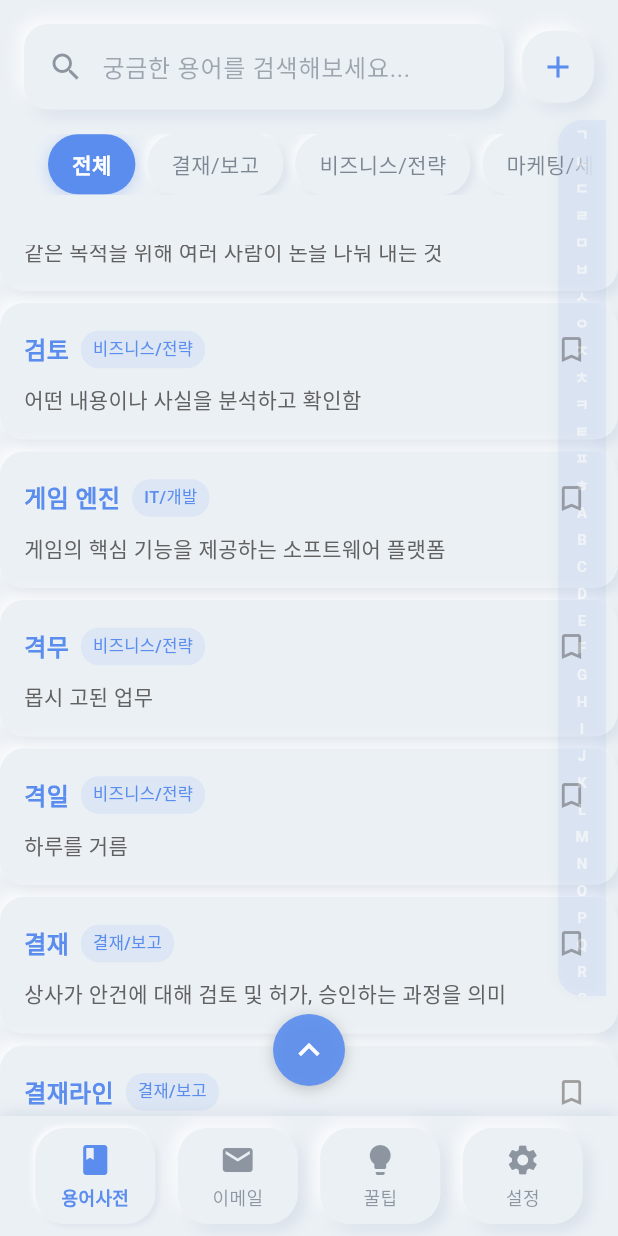
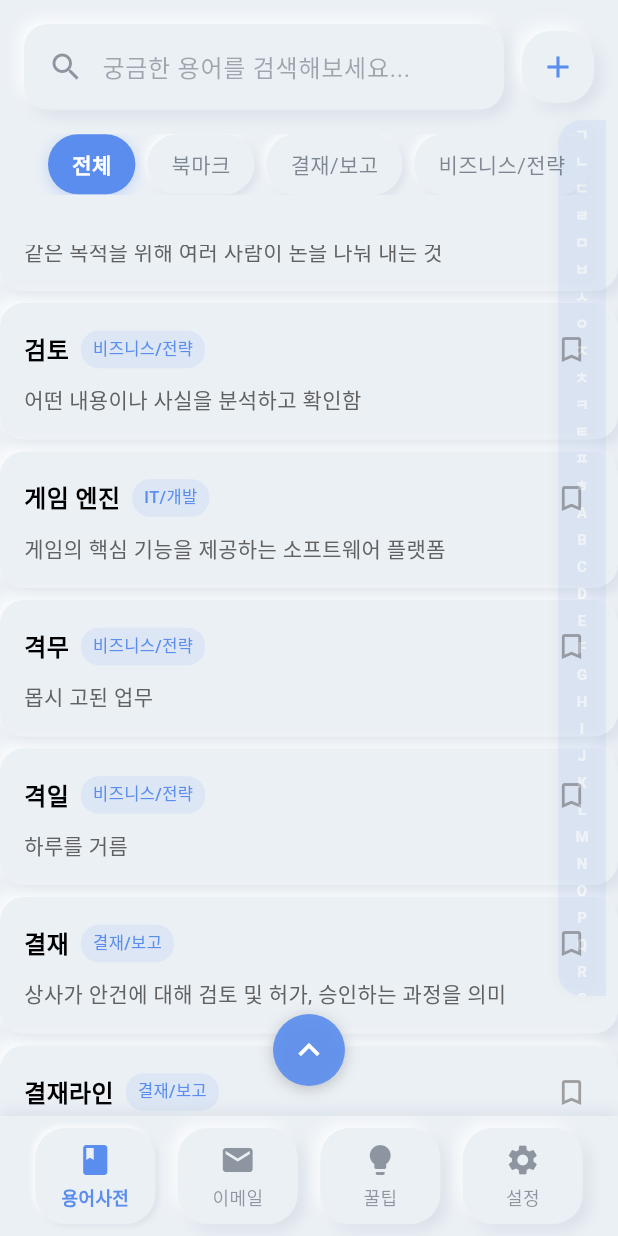
Before and after one commit to Engerbool/office101, a Flutter app: the screen it shows after launch, scrolled down 576 dp, after a tap on the "bookmark outline" icon, on a phone screen of 412 x 824 dp. Run offline on Flutter 3.47's test engine with Material 3 defaults, Android fonts, the phone set to English and light mode, and no system bars; our stand-ins replace hive, hive_flutter; missing offline and left inert: scrollview_observer; accounts and stored records are empty.

Commit message:
refactor(ui): 주요 화면 UI/UX 개선 및 북마크 필터 추가
사용자 경험 향상을 위해 앱의 여러 핵심 화면에 대한 UI를 리팩토링하고, 용어 필터링 기능을 확장했습니다.

- **이메일 템플릿 화면 (`email_templates_screen.dart`):**
  - 기존의 카테고리별 목록 방식을 탭 가능한 단일 카드로 변경하여 UI를 단순화하고 탐색을 용이하게 개선했습니다.

- **직장 꿀팁 화면 (`workplace_tips_screen.dart`):**
  - 그리드 레이아웃을 세로 목록 형태로 변경하여 콘텐츠 가독성을 높였습니다.

- **용어 필터 (`category_filter_chips.dart`):**
  - '북마크' 필터를 추가하여 사용자가 북마크한 용어만 쉽게 모아볼 수 있도록 기능을 확장했습니다.

- **기타 개선:**
  - 다크/라이트 모드 전환 시 텍스트 색상이 테마에 맞게 동적으로 변경되도록 수정하여 시각적 일관성을 강화했습니다. (`terms_tab_screen.dart`)

```diff
--- a/lib/screens/email_templates_screen.dart
+++ b/lib/screens/email_templates_screen.dart
@@ -56,13 +56,17 @@ class EmailTemplatesScreen extends StatelessWidget {
       children: [
         ...availableCategories.map((category) {
           final templates = termProvider.getEmailTemplatesByCategory(category);
+          final template = templates.isNotEmpty ? templates.first : null;
 
+          if (template != null) {
             return Column(
               children: [
-              _buildCategoryCard(category, templates, themeProvider),
-              SizedBox(height: 16),
+                _buildCategoryTemplateCard(category, template, themeProvider),
+                SizedBox(height: 12),
               ],
             );
+          }
+          return SizedBox.shrink();
         }).toList(),
       ],
     );
@@ -129,24 +133,31 @@ class EmailTemplatesScreen extends StatelessWidget {
     );
   }
 
-  Widget _buildCategoryCard(EmailCategory category, List<EmailTemplate> templates, ThemeProvider themeProvider) {
-    return NeumorphicContainer(
+  Widget _buildCategoryTemplateCard(EmailCategory category, EmailTemplate template, ThemeProvider themeProvider) {
+    return Builder(
+      builder: (context) => GestureDetector(
+        onTap: () {
+          Navigator.push(
+            context,
+            MaterialPageRoute(
+              builder: (context) => EmailTemplateDetailScreen(template: template),
+            ),
+          );
+        },
+        child: NeumorphicContainer(
           backgroundColor: themeProvider.cardColor,
           shadowColor: themeProvider.shadowColor,
           highlightColor: themeProvider.highlightColor,
           child: Padding(
-        padding: EdgeInsets.all(20.0),
-        child: Column(
-          crossAxisAlignment: CrossAxisAlignment.start,
-          children: [
-            Row(
+            padding: EdgeInsets.all(16),
+            child: Row(
               children: [
                 Container(
-                  width: 40,
-                  height: 40,
+                  width: 48,
+                  height: 48,
                   decoration: BoxDecoration(
                     color: _getCategoryColor(category).withOpacity(0.1),
-                    borderRadius: BorderRadius.circular(10),
+                    borderRadius: BorderRadius.circular(12),
                   ),
                   child: Icon(
                     _getCategoryIcon(category),
@@ -167,94 +178,43 @@ class EmailTemplatesScreen extends StatelessWidget {
                           color: themeProvider.textColor,
                         ),
                       ),
+                      SizedBox(height: 4),
                       Text(
-                        '${templates.length}개 템플릿',
+                        template.title,
                         style: TextStyle(
                           fontSize: 14,
+                          color: themeProvider.subtitleColor.withOpacity(0.8),
+                          fontWeight: FontWeight.w500,
+                        ),
+                      ),
+                      SizedBox(height: 2),
+                      Text(
+                        template.situation,
+                        style: TextStyle(
+                          fontSize: 13,
                           color: themeProvider.subtitleColor.withOpacity(0.6),
+                          height: 1.3,
                         ),
+                        maxLines: 2,
+                        overflow: TextOverflow.ellipsis,
                       ),
                     ],
                   ),
                 ),
+                SizedBox(width: 8),
+                Icon(
+                  Icons.arrow_forward_ios,
+                  size: 16,
+                  color: themeProvider.subtitleColor.withOpacity(0.4),
+                ),
               ],
             ),
-            SizedBox(height: 16),
-            ...templates.map((template) => _buildTemplateItem(template, themeProvider)).toList(),
-          ],
+          ),
         ),
       ),
     );
   }
 
-  Widget _buildTemplateItem(EmailTemplate template, ThemeProvider themeProvider) {
-    return Builder(
-      builder: (context) => GestureDetector(
-        onTap: () {
-          Navigator.push(
-            context,
-            MaterialPageRoute(
-              builder: (context) => EmailTemplateDetailScreen(template: template),
-            ),
-          );
-        },
-        child: Container(
-          margin: EdgeInsets.only(bottom: 12),
-          padding: EdgeInsets.all(16),
-          decoration: BoxDecoration(
-            color: themeProvider.backgroundColor,
-            borderRadius: BorderRadius.circular(12),
-            border: Border.all(
-              color: themeProvider.dividerColor.withOpacity(0.3),
-            ),
-          ),
-          child: Column(
-            crossAxisAlignment: CrossAxisAlignment.start,
-            children: [
-              Text(
-                template.title,
-                style: TextStyle(
-                  fontSize: 16,
-                  fontWeight: FontWeight.bold,
-                  color: themeProvider.textColor,
-                ),
-              ),
-              SizedBox(height: 8),
-              Text(
-                template.situation,
-                style: TextStyle(
-                  fontSize: 14,
-                  color: themeProvider.subtitleColor.withOpacity(0.7),
-                  height: 1.4,
-                ),
-                maxLines: 2,
-                overflow: TextOverflow.ellipsis,
-              ),
-              SizedBox(height: 8),
-              Row(
-                children: [
-                  Icon(
-                    Icons.arrow_forward_ios,
-                    size: 12,
-                    color: Color(0xFF5A8DEE),
-                  ),
-                  SizedBox(width: 4),
-                  Text(
-                    '템플릿 보기',
-                    style: TextStyle(
-                      fontSize: 12,
-                      color: Color(0xFF5A8DEE),
-                      fontWeight: FontWeight.w500,
-                    ),
-                  ),
-                ],
-              ),
-            ],
-          ),
-        ),
-      ),
-    );
-  }
 
   IconData _getCategoryIcon(EmailCategory category) {
     switch (category) {
--- a/lib/screens/term_detail_screen.dart
+++ b/lib/screens/term_detail_screen.dart
@@ -369,25 +369,6 @@ ${term.example.isNotEmpty ? '예시: ${term.example}' : ''}
   }
 
   Color _getCategoryColor() {
-    switch (term.category) {
-      case TermCategory.approval:
-        return Color(0xFF5A8DEE);
-      case TermCategory.business:
-        return Color(0xFF42A5F5);
-      case TermCategory.marketing:
-        return Color(0xFF66BB6A);
-      case TermCategory.it:
-        return Color(0xFFFF7043);
-      case TermCategory.hr:
-        return Color(0xFFAB47BC);
-      case TermCategory.communication:
-        return Color(0xFFFFCA28);
-      case TermCategory.time:
-        return Color(0xFFEF5350);
-      case TermCategory.other:
-        return Color(0xFF78909C);
-      case TermCategory.bookmarked:
-        return Color(0xFFFFCA28);
-    }
+    return Color(0xFF5A8DEE); // 모든 카테고리를 파란색으로 통일
   }
 }
--- a/lib/screens/terms_tab_screen.dart
+++ b/lib/screens/terms_tab_screen.dart
@@ -529,12 +529,14 @@ class _TermsTabScreenState extends State<TermsTabScreen> {
                         crossAxisAlignment: WrapCrossAlignment.center,
                         children: [
                           // 용어명
-                          Text(
-                            term.term,
-                            style: TextStyle(
-                              fontSize: 16,
-                              fontWeight: FontWeight.bold,
-                              color: Color(0xFF5A8DEE),
+                          Consumer<ThemeProvider>(
+                            builder: (context, themeProvider, child) => Text(
+                              term.term,
+                              style: TextStyle(
+                                fontSize: 16,
+                                fontWeight: FontWeight.bold,
+                                color: themeProvider.isDarkMode ? themeProvider.textColor : Colors.black,
+                              ),
                             ),
                           ),
                           SizedBox(width: 8),
--- a/lib/screens/workplace_tips_screen.dart
+++ b/lib/screens/workplace_tips_screen.dart
@@ -71,22 +71,17 @@ class WorkplaceTipsScreen extends StatelessWidget {
           ),
         ),
         SizedBox(height: 24),
-        GridView.builder(
-          shrinkWrap: true,
-          physics: NeverScrollableScrollPhysics(),
-          gridDelegate: SliverGridDelegateWithFixedCrossAxisCount(
-            crossAxisCount: 2,
-            crossAxisSpacing: 16,
-            mainAxisSpacing: 16,
-            childAspectRatio: 1.2,
+        ...availableCategories.map((category) {
+          final tips = termProvider.getWorkplaceTipsByCategory(category);
+          return Column(
+            children: [
+              Builder(
+                builder: (context) => _buildCategoryListCard(context, category, tips, themeProvider),
               ),
-          itemCount: availableCategories.length,
-          itemBuilder: (context, index) {
-            final category = availableCategories[index];
-            final tips = termProvider.getWorkplaceTipsByCategory(category);
-            return _buildCategoryGridCard(context, category, tips, themeProvider);
-          },
-        ),
+              SizedBox(height: 12),
+            ],
+          );
+        }).toList(),
       ],
     );
   }
@@ -152,7 +147,7 @@ class WorkplaceTipsScreen extends StatelessWidget {
     );
   }
 
-  Widget _buildCategoryGridCard(BuildContext context, TipCategory category, List<WorkplaceTip> tips, ThemeProvider themeProvider) {
+  Widget _buildCategoryListCard(BuildContext context, TipCategory category, List<WorkplaceTip> tips, ThemeProvider themeProvider) {
     return GestureDetector(
       onTap: () {
         Navigator.push(
@@ -167,9 +162,8 @@ class WorkplaceTipsScreen extends StatelessWidget {
         shadowColor: themeProvider.shadowColor,
         highlightColor: themeProvider.highlightColor,
         child: Padding(
-          padding: EdgeInsets.all(20.0),
-          child: Column(
-            mainAxisAlignment: MainAxisAlignment.center,
+          padding: EdgeInsets.all(16),
+          child: Row(
             children: [
               Container(
                 width: 48,
@@ -181,26 +175,37 @@ class WorkplaceTipsScreen extends StatelessWidget {
                 child: Icon(
                   _getCategoryIcon(category),
                   color: _getCategoryColor(category),
-                  size: 28,
+                  size: 24,
                 ),
               ),
-              SizedBox(height: 12),
+              SizedBox(width: 16),
+              Expanded(
+                child: Column(
+                  crossAxisAlignment: CrossAxisAlignment.start,
+                  children: [
                     Text(
                       category.displayName,
                       style: TextStyle(
-                  fontSize: 16,
+                        fontSize: 18,
                         fontWeight: FontWeight.bold,
                         color: themeProvider.textColor,
                       ),
-                textAlign: TextAlign.center,
                     ),
                     SizedBox(height: 4),
                     Text(
-                '${tips.length}개 팁',
+                      '${tips.length}개의 꿀팁',
                       style: TextStyle(
-                  fontSize: 12,
-                  color: themeProvider.subtitleColor.withOpacity(0.6),
+                        fontSize: 14,
+                        color: themeProvider.subtitleColor.withOpacity(0.7),
                       ),
+                    ),
+                  ],
+                ),
+              ),
+              Icon(
+                Icons.arrow_forward_ios,
+                size: 16,
+                color: themeProvider.subtitleColor.withOpacity(0.4),
               ),
             ],
           ),
--- a/lib/widgets/category_filter_chips.dart
+++ b/lib/widgets/category_filter_chips.dart
@@ -84,7 +84,16 @@ class _CategoryFilterChipsState extends State<CategoryFilterChips> {
                       termProvider.selectedCategory == null,
                     ),
                     SizedBox(width: 8),
-                    ...TermCategory.values.where((category) => category != TermCategory.other).map((category) {
+                    _buildFilterChip(
+                      context,
+                      termProvider,
+                      themeProvider,
+                      '북마크',
+                      TermCategory.bookmarked,
+                      termProvider.selectedCategory == TermCategory.bookmarked,
+                    ),
+                    SizedBox(width: 8),
+                    ...TermCategory.values.where((category) => category != TermCategory.other && category != TermCategory.bookmarked).map((category) {
                       return Row(
                         children: [
                           _buildFilterChip(
```
Lines whose indentation alone changed are shown as unchanged.
